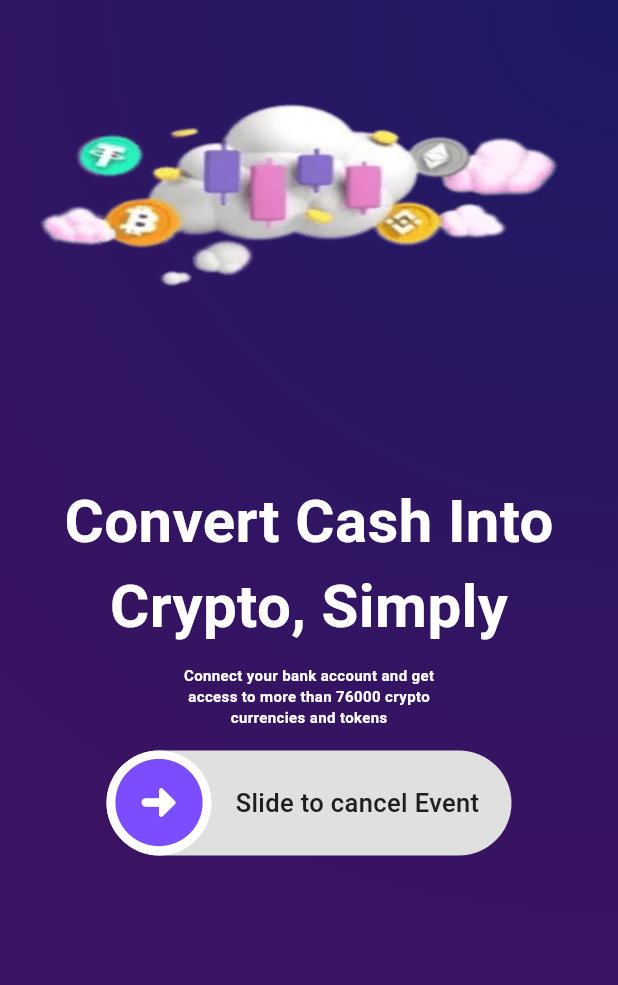
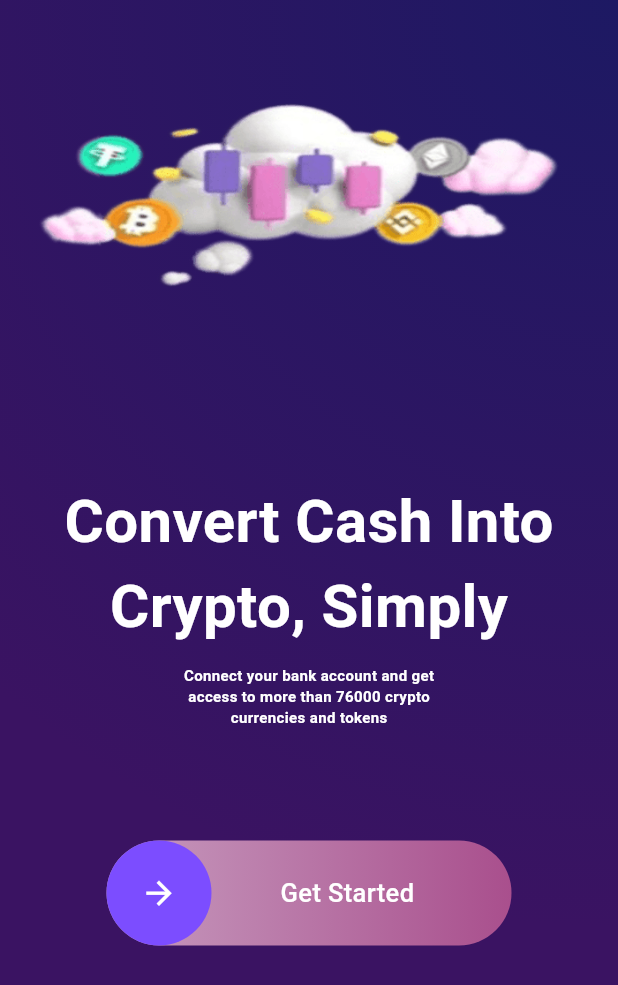
Before and after one commit to yousufmyk/Cryptor, a Flutter app: the screen it shows after launch, on a phone screen of 412 x 824 dp. Shown: the top 985 px of the screen. Run offline on Flutter 3.47's test engine with Material 2 defaults, Android fonts, the phone set to English and light mode, and no system bars; drawn by our look-alikes of slider_button; our stand-ins replace get.

Commit message:
made Auth Screen

```diff
--- /dev/null
+++ b/lib/Controllers/LoginController.dart
@@ -0,0 +1,141 @@
+import 'package:cryptor/Routes/Routes.dart';
+import 'package:flutter/material.dart';
+import 'package:get/get.dart';
+
+class DashboardController extends GetxController {
+  // @override
+  // void dispose() {
+  //   changeNameController.dispose();
+  //   chatController.dispose();
+  //   dropdownController.dispose();
+  //   super.dispose();
+  // }
+
+  navigateToService() {
+    Get.toNamed(Routes.loginScreen);
+  }
+
+  // navigateToSendMoney() {
+  //   Get.toNamed(Routes.addNumberSendMoneyScreen);
+  // }
+
+  // navigateToAddNumberMobileRecharge() {
+  //   Get.toNamed(Routes.addNumberMobileRechargeScreen);
+  // }
+
+  // navigateToAddNumberCashOutScreen() {
+  //   Get.toNamed(Routes.addNumberCashOutScreen);
+  // }
+
+  // navigateToAddNumberPaymentScreen() {
+  //   Get.toNamed(Routes.addNumberPaymentScreen);
+  // }
+
+  // navigateToAddSourceScreen() {
+  //   Get.toNamed(Routes.addSourceBankToXPayScreen);
+  // }
+
+  // navigateToAddOrganizationScreen() {
+  //   Get.toNamed(Routes.addOrganizationScreen);
+  // }
+
+  // navigateToAddSourceTransferMoneyScreen() {
+  //   Get.toNamed(Routes.addSourceTransferMoneyScreen);
+  // }
+
+  // navigateToSavingRulesScreen() {
+  //   Get.toNamed(Routes.savingRulesScreen);
+  // }
+
+  // navigateToRemittanceSourceScreen() {
+  //   Get.toNamed(Routes.remittanceSourceScreen);
+  // }
+
+  // navigateToTransactionsHistoryScreen() {
+  //   Get.toNamed(Routes.transactionsScreen);
+  // }
+
+  // navigateToDailyLimitScreen() {
+  //   Get.toNamed(Routes.dailyLimitScreen);
+  // }
+
+  // navigateToCouponScreen() {
+  //   Get.toNamed(Routes.couponScreen);
+  // }
+
+  // navigateToInformationUpdateScreen() {
+  //   Get.toNamed(Routes.informationUpdateScreen);
+  // }
+
+  // navigateToReferToXPayScreen() {
+  //   Get.toNamed(Routes.referToXPayScreen);
+  // }
+
+  // navigateToXPayMapScreen() {
+  //   Get.toNamed(Routes.omaSmartPayMapScreen);
+  // }
+
+  // navigateToSettingScreen() {
+  //   Get.toNamed(Routes.settingScreen);
+  // }
+
+  // navigateToChangeNameScreen() {
+  //   Get.toNamed(Routes.changeNameScreen);
+  // }
+
+  // navigateToChangePictureScreen() {
+  //   Get.toNamed(Routes.changePictureScreen);
+  // }
+
+  // navigateToSupportScreen() {
+  //   Get.toNamed(Routes.supportScreen);
+  // }
+
+  // navigateToLiveChatScreen() {
+  //   Get.toNamed(Routes.liveChatScreen);
+  // }
+
+  // navigateToSetImg() {
+  //   Get.toNamed(Routes.setimgScreen);
+  // }
+
+  // navigateTosetDashboardScreen() {
+  //   Get.toNamed(Routes.setDashboardScreen);
+  // }
+
+  // navigateTosetRatingScreen() {
+  //   Get.toNamed(Routes.setRatingScreen);
+  // }
+
+  // navigateTogoBackToLogin() {
+  //   Get.toNamed(Routes.goBackToLogin);
+  // }
+
+  // navigateTogoStartupCouponScreen() {
+  //   Get.toNamed(Routes.startupCoupon);
+  // }
+
+  // navigateTogoToQRcodeAddNumber() {
+  //   Get.toNamed(Routes.goToQRcodeAddNumber);
+  // }
+
+  // navigateToLoanTermsScreen() {
+  //   Get.toNamed(Routes.goToLoadTermsScreen);
+  // }
+
+  // navigateTogoToCardScreen() {
+  //   Get.toNamed(Routes.goToCardScreen);
+  // }
+
+  // navigateTogoToIntroSendMoney() {
+  //   Get.toNamed(Routes.goToIntroSendMoneyScreen);
+  // }
+
+  // navigategoToIntroMobileRechargeScreen() {
+  //   Get.toNamed(Routes.goToIntroMobileRechargeScreen);
+  // }
+
+  // navigateTogoToIntroCashoutScreen() {
+  //   Get.toNamed(Routes.goToIntroCashoutScreen);
+  // }
+}
--- /dev/null
+++ b/lib/Routes/Routes.dart
@@ -0,0 +1,14 @@
+import 'package:get/get.dart';
+
+import '../Screens/LoginScreen.dart';
+
+class Routes {
+  static const String loginScreen = '/loginScreen';
+
+  static var list = [
+    GetPage(
+      name: loginScreen,
+      page: () => const LoginScreen(),
+    ),
+  ];
+}
--- /dev/null
+++ b/lib/Screens/IntroScreen.dart
@@ -0,0 +1,126 @@
+import 'package:cryptor/Controllers/LoginController.dart';
+import 'package:flutter/material.dart';
+import 'package:get/get.dart';
+import 'package:slider_button/slider_button.dart';
+
+import 'ChooseAuthScreen.dart';
+import 'LoginScreen.dart';
+
+class IntroScreen extends StatefulWidget {
+  const IntroScreen({super.key});
+
+  @override
+  State<IntroScreen> createState() => _IntroScreenState();
+}
+
+class _IntroScreenState extends State<IntroScreen> {
+  @override
+  Widget build(BuildContext context) {
+    final controller = Get.put(DashboardController());
+    return Scaffold(
+      body: Container(
+          height: MediaQuery.of(context).size.height,
+          width: MediaQuery.of(context).size.width,
+          decoration: const BoxDecoration(
+            gradient: RadialGradient(
+              center: AlignmentDirectional.topEnd,
+              colors: [Color(0xFF1d1963), Color(0XFF3a1362)],
+              radius: 1.5,
+            ),
+          ),
+          child: Column(
+            children: [
+              const SizedBox(
+                height: 10,
+              ),
+              const Image(image: AssetImage("Assets/Images/cloudsPic (1).png")),
+              const SizedBox(
+                height: 15,
+              ),
+              const Text(
+                "Convert Cash Into",
+                style: TextStyle(
+                    color: Colors.white,
+                    fontStyle: FontStyle.normal,
+                    fontWeight: FontWeight.bold,
+                    fontSize: 40),
+              ),
+              const Text(
+                "Crypto, Simply",
+                style: TextStyle(
+                    color: Colors.white,
+                    fontStyle: FontStyle.normal,
+                    fontWeight: FontWeight.bold,
+                    fontSize: 40),
+              ),
+              const SizedBox(height: 10),
+              const Text(
+                "Connect your bank account and get",
+                style: TextStyle(
+                    color: Colors.white,
+                    fontStyle: FontStyle.normal,
+                    fontWeight: FontWeight.bold,
+                    fontSize: 10),
+              ),
+              const Text(
+                "access to more than 76000 crypto",
+                style: TextStyle(
+                    color: Colors.white,
+                    fontStyle: FontStyle.normal,
+                    fontWeight: FontWeight.bold,
+                    fontSize: 10),
+              ),
+              const Text(
+                "currencies and tokens",
+                style: TextStyle(
+                    color: Colors.white,
+                    fontStyle: FontStyle.normal,
+                    fontWeight: FontWeight.bold,
+                    fontSize: 10),
+              ),
+              const SizedBox(
+                height: 75,
+              ),
+              Container(
+                decoration: BoxDecoration(
+                  borderRadius: BorderRadius.circular(50),
+                  gradient: const LinearGradient(colors: [
+                    Color(0xffc79cbf),
+                    Color(0xffa94f8d)
+                    //add more colors
+                  ]),
+                ),
+                child: SliderButton(
+                  baseColor: Colors.white,
+                  buttonColor: Colors.deepPurpleAccent,
+                  highlightedColor: Colors.deepPurpleAccent,
+                  backgroundColor: Colors.transparent,
+                  action: () {
+                    //controller.navigateToService();
+                    Navigator.push(
+                      context,
+                      MaterialPageRoute(
+                          builder: (context) => const ChooseAuthScreen()),
+                    );
+                    print("hello");
+                  },
+                  label: const Text(
+                    "Get Started        ",
+                    style: TextStyle(
+                        color: Colors.white,
+                        fontWeight: FontWeight.w500,
+                        fontSize: 17),
+                    //textAlign: TextAlign.start,
+                  ),
+                  icon: const Icon(
+                    Icons.arrow_forward,
+                    size: 25,
+                    color: Colors.white,
+                  ),
+                ),
+              )
+            ],
+          )),
+    );
+  }
+}
--- a/lib/Screens/LoginScreen.dart
+++ b/lib/Screens/LoginScreen.dart
@@ -1,9 +1,8 @@
 import 'package:flutter/material.dart';
-import 'package:slider_button/slider_button.dart';
 
 class LoginScreen extends StatefulWidget {
-  const LoginScreen({super.key});
-
+  const LoginScreen({Key? key}) : super(key: key);
+  static String tag = '/loginScreen';
   @override
   State<LoginScreen> createState() => _LoginScreenState();
 }
@@ -23,90 +22,7 @@ class _LoginScreenState extends State<LoginScreen> {
             ),
           ),
           child: Column(
-            children: [
-              const SizedBox(
-                height: 10,
-              ),
-              const Image(image: AssetImage("Assets/Images/cloudsPic (1).png")),
-              const SizedBox(
-                height: 15,
-              ),
-              const Text(
-                "Convert Cash Into",
-                style: TextStyle(
-                    color: Colors.white,
-                    fontStyle: FontStyle.normal,
-                    fontWeight: FontWeight.bold,
-                    fontSize: 40),
-              ),
-              const Text(
-                "Crypto, Simply",
-                style: TextStyle(
-                    color: Colors.white,
-                    fontStyle: FontStyle.normal,
-                    fontWeight: FontWeight.bold,
-                    fontSize: 40),
-              ),
-              const SizedBox(height: 10),
-              const Text(
-                "Connect your bank account and get",
-                style: TextStyle(
-                    color: Colors.white,
-                    fontStyle: FontStyle.normal,
-                    fontWeight: FontWeight.bold,
-                    fontSize: 10),
-              ),
-              const Text(
-                "access to more than 76000 crypto",
-                style: TextStyle(
-                    color: Colors.white,
-                    fontStyle: FontStyle.normal,
-                    fontWeight: FontWeight.bold,
-                    fontSize: 10),
-              ),
-              const Text(
-                "currencies and tokens",
-                style: TextStyle(
-                    color: Colors.white,
-                    fontStyle: FontStyle.normal,
-                    fontWeight: FontWeight.bold,
-                    fontSize: 10),
-              ),
-              const SizedBox(
-                height: 15,
-              ),
-              SliderButton(
-                //buttonColor: Colors.deepPurpleAccent,
-                //baseColor: Colors.deepPurpleAccent,
-                // backgroundColor: ,
-                // backgroundColor: (LinearGradient(colors: colors)),
-
-                action: () {
-                  ///Do something here
-                  //Navigator.of(context).pop();
-                },
-                label: const Text(
-                  "Slide to cancel Event",
-                  style: TextStyle(
-                      color: Color(0xff4a4a4a),
-                      fontWeight: FontWeight.w500,
-                      fontSize: 17),
-                ),
-                // icon: const Text(
-                //   "x",
-                //   style: TextStyle(
-                //     color: Colors.white,
-                //     fontWeight: FontWeight.w400,
-                //     fontSize: 44,
-                //   ),
-                // ),
-                icon: const Icon(
-                  Icons.arrow_circle_right_rounded,
-                  size: 70,
-                  color: Colors.deepPurpleAccent,
-                ),
-              )
-            ],
+            children: [],
           )),
     );
   }
--- a/lib/main.dart
+++ b/lib/main.dart
@@ -1,6 +1,7 @@
 import 'package:flutter/material.dart';
+import 'package:get/get_navigation/src/root/get_material_app.dart';
 
-import 'Screens/LoginScreen.dart';
+import 'Screens/IntroScreen.dart';
 
 void main() {
   runApp(const MyApp());
@@ -12,7 +13,7 @@ class MyApp extends StatelessWidget {
   // This widget is the root of your application.
   @override
   Widget build(BuildContext context) {
-    return MaterialApp(
+    return GetMaterialApp(
       title: 'Flutter Demo',
       debugShowCheckedModeBanner: false,
       theme: ThemeData(
@@ -34,7 +35,7 @@ class MyApp extends StatelessWidget {
         colorScheme: ColorScheme.fromSeed(seedColor: Colors.deepPurple),
         useMaterial3: true,
       ),
-      home: const LoginScreen(),
+      home: const IntroScreen(),
     );
   }
 }
--- a/pubspec.yaml
+++ b/pubspec.yaml
@@ -36,6 +36,7 @@ dependencies:
   # Use with the CupertinoIcons class for iOS style icons.
   cupertino_icons: ^1.0.2
   slider_button: ^2.0.0
+  get: ^4.6.5
 
 dev_dependencies:
   flutter_test:
```
Also changed, not shown: lib/Screens/ChooseAuthScreen.dart (added, +104 -0 lines), Assets/Images/Screenshot_from_2023-02-25_21-34-37-removebg-preview.png (added), pubspec.lock.
